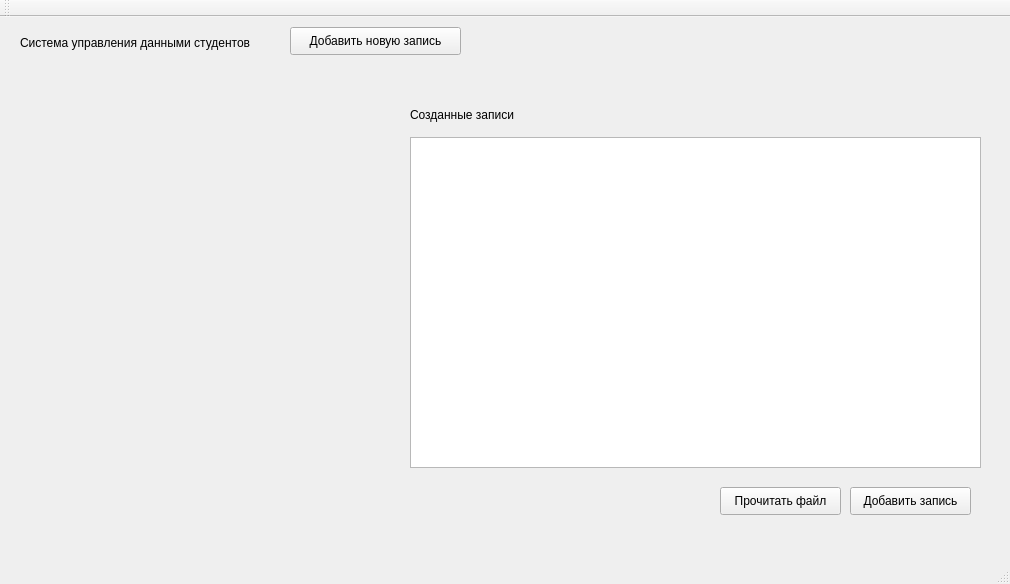
The window that qtProject/mainwindow.ui (begbeder/qtCsv) describes before a commit, drawn with Qt 5.
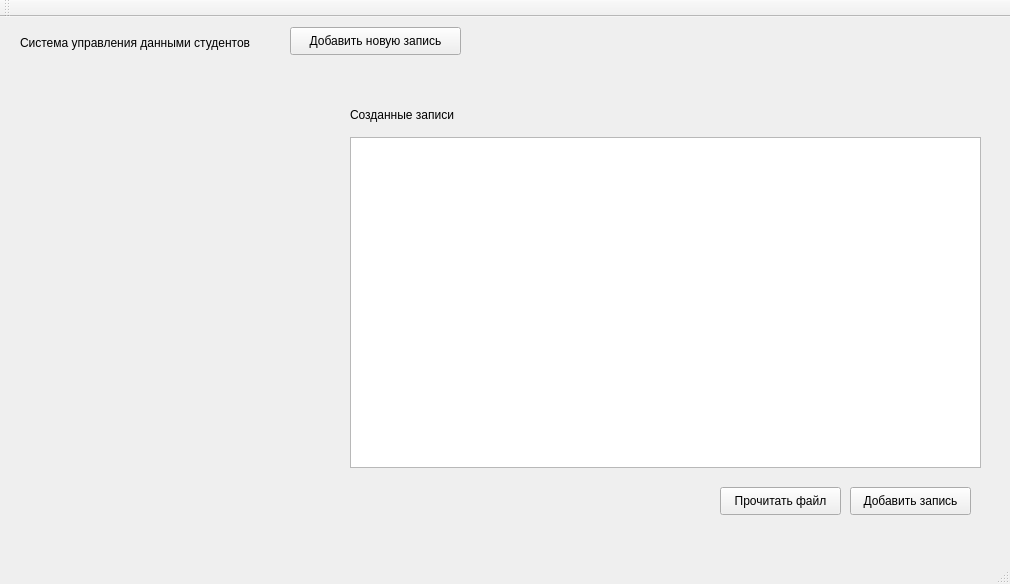
The same window after the commit.

Patch:
```diff
--- a/qtProject/mainwindow.ui
+++ b/qtProject/mainwindow.ui
@@ -89,17 +89,23 @@
    <widget class="QTableView" name="tableView">
     <property name="geometry">
      <rect>
-      <x>410</x>
+      <x>350</x>
       <y>120</y>
-      <width>571</width>
+      <width>631</width>
       <height>331</height>
      </rect>
     </property>
+    <attribute name="horizontalHeaderShowSortIndicator" stdset="0">
+     <bool>true</bool>
+    </attribute>
+    <attribute name="verticalHeaderShowSortIndicator" stdset="0">
+     <bool>true</bool>
+    </attribute>
    </widget>
    <widget class="QLabel" name="label_2">
     <property name="geometry">
      <rect>
-      <x>410</x>
+      <x>350</x>
       <y>90</y>
       <width>141</width>
       <height>16</height>
```
